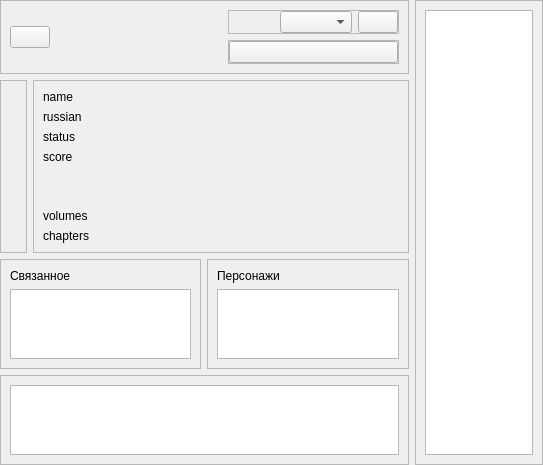
Qt form data/ui/info.ui (brandonzorn/Nlight) before a commit.
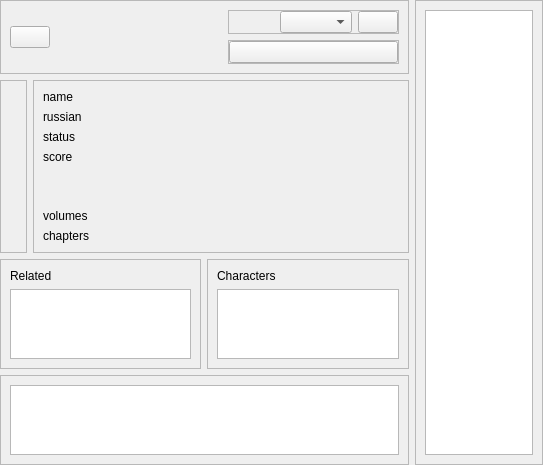
The same form after that commit. Icons and pictures are not drawn.

Diff of the .ui file:
```diff
--- a/data/ui/info.ui
+++ b/data/ui/info.ui
@@ -328,7 +328,7 @@
             <item>
              <widget class="QLabel" name="label">
               <property name="text">
-               <string>Связанное</string>
+               <string>Related</string>
               </property>
              </widget>
             </item>
@@ -372,7 +372,7 @@
             <item>
              <widget class="QLabel" name="label_2">
               <property name="text">
-               <string>Персонажи</string>
+               <string>Characters</string>
               </property>
              </widget>
             </item>
```
